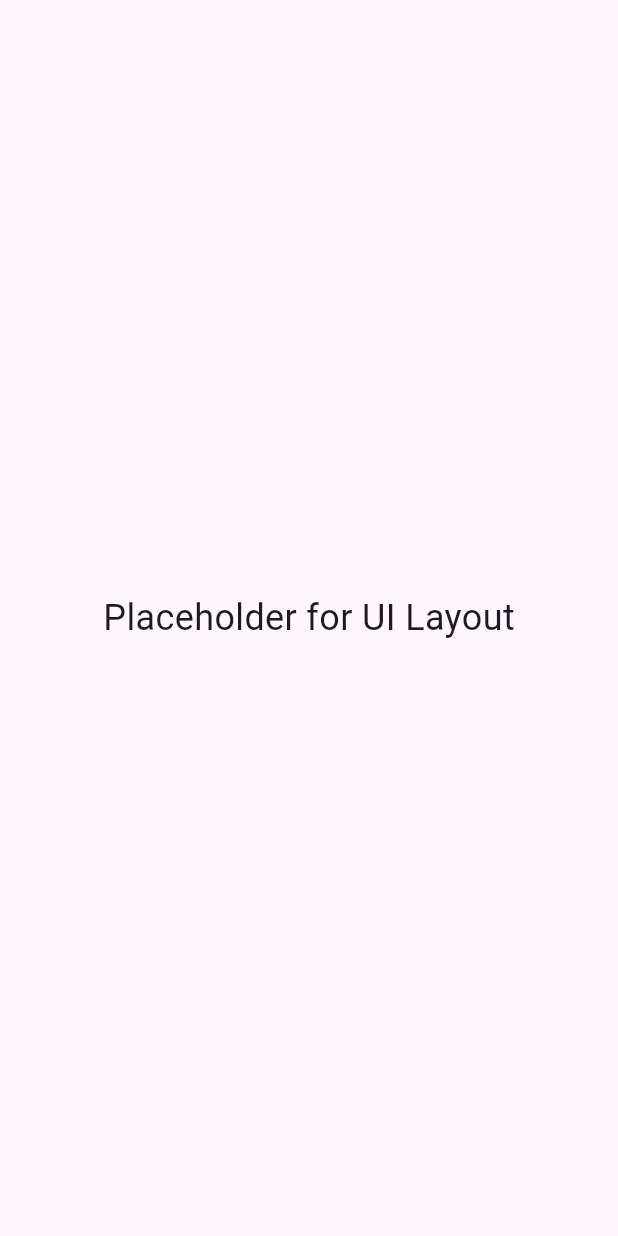
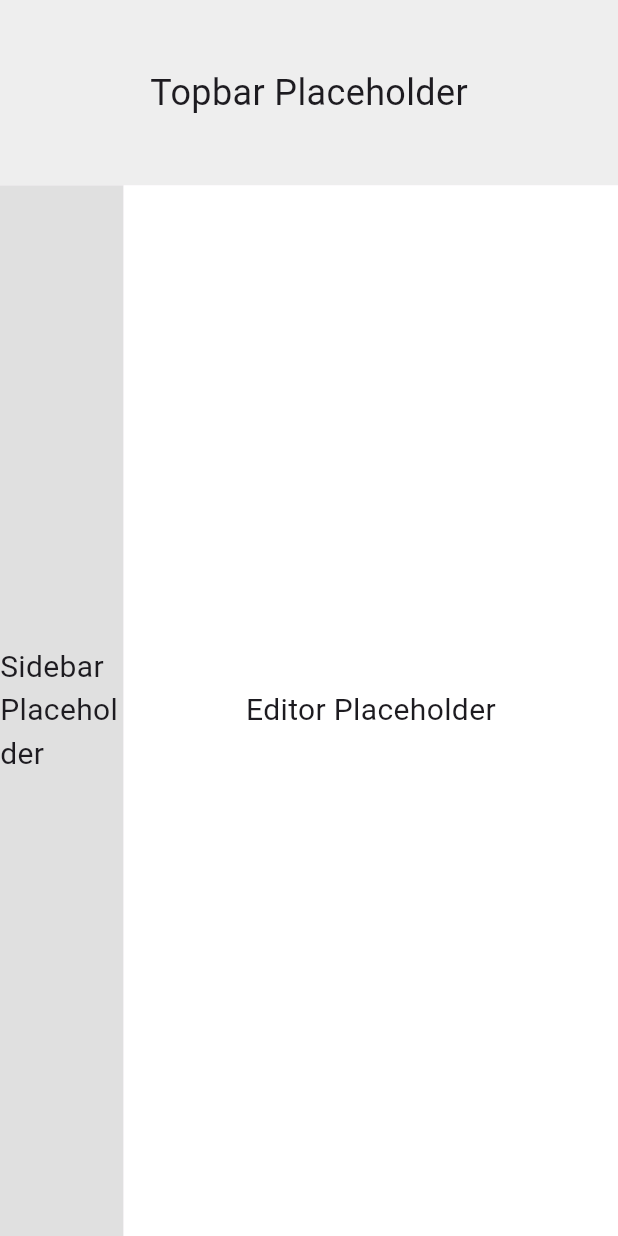
Before and after one commit to joshrod94/my-note-desk, a Flutter app: the screen it shows after launch, on a phone screen of 412 x 824 dp. Run offline on Flutter 3.47's test engine with Material 3 defaults, Android fonts, the phone set to English and light mode, and no system bars; missing offline and left inert: window_size.

Commit message:
created the widget folder to keep code modular, seperate, and clean. added the files and starter code for all 3 widgets

```diff
--- a/lib/main.dart
+++ b/lib/main.dart
@@ -1,6 +1,10 @@
 import 'package:flutter/material.dart';
 import 'dart:io'; // To check if we're on Windows
 import 'package:window_size/window_size.dart'; // To control window size
+
+import 'widgets/topbar.dart'; // Importing the topbar widget
+import 'widgets/sidebar.dart'; // Importing the sidebar widget
+import 'widgets/editor.dart'; // Importing the editor widget
 
 void main() async {
   WidgetsFlutterBinding.ensureInitialized();
@@ -35,12 +39,22 @@ class MyHomePage extends StatelessWidget {
 
   @override
   Widget build(BuildContext context) {
-    return const Scaffold(
-      body: Center(
-        child: Text(
-          'Placeholder for UI Layout',
-          style: TextStyle(fontSize: 24),
-        ),
+    return Scaffold(
+      body: Column(
+        children: [
+          //adding the top bar
+          const TopBar(),
+          Expanded(
+            child: Row(
+              children: [
+                //adding the sidebar
+                const Sidebar(),
+                //adding the editor area
+                const Expanded(child: EditorArea()),
+              ],
+            ),
+          ),
+        ],
       ),
     );
   }
--- /dev/null
+++ b/lib/widgets/editor.dart
@@ -0,0 +1,18 @@
+import 'package:flutter/material.dart';
+
+class EditorArea extends StatelessWidget {
+  const EditorArea({super.key});
+
+  @override
+  Widget build(BuildContext context) {
+    return Container(
+      color: Colors.white,
+      child: const Center(
+        child: Text(
+          'Editor Placeholder',
+          style: TextStyle(fontSize: 20),
+        ),
+      ),
+    );
+  }
+}
--- /dev/null
+++ b/lib/widgets/sidebar.dart
@@ -0,0 +1,19 @@
+import 'package:flutter/material.dart';
+
+class Sidebar extends StatelessWidget {
+  const Sidebar({super.key});
+
+  @override
+  Widget build(BuildContext context) {
+    return Container(
+      color: Colors.grey[300],
+      width: MediaQuery.of(context).size.width * 0.2,
+      child: const Center(
+        child: Text(
+          'Sidebar Placeholder',
+          style: TextStyle(fontSize: 20),
+        ),
+      ),
+    );
+  }
+}
--- /dev/null
+++ b/lib/widgets/topbar.dart
@@ -0,0 +1,20 @@
+import 'package:flutter/material.dart';
+
+class TopBar extends StatelessWidget {
+  const TopBar({super.key});
+
+  @override
+  Widget build(BuildContext context) {
+    return Container(
+      color: Colors.grey[200],
+      height: MediaQuery.of(context).size.height * 0.15,
+      width: double.infinity,
+      child: const Center(
+        child: Text(
+          'Topbar Placeholder',
+          style: TextStyle(fontSize: 24),
+        ),
+      ),
+    );
+  }
+}
```
